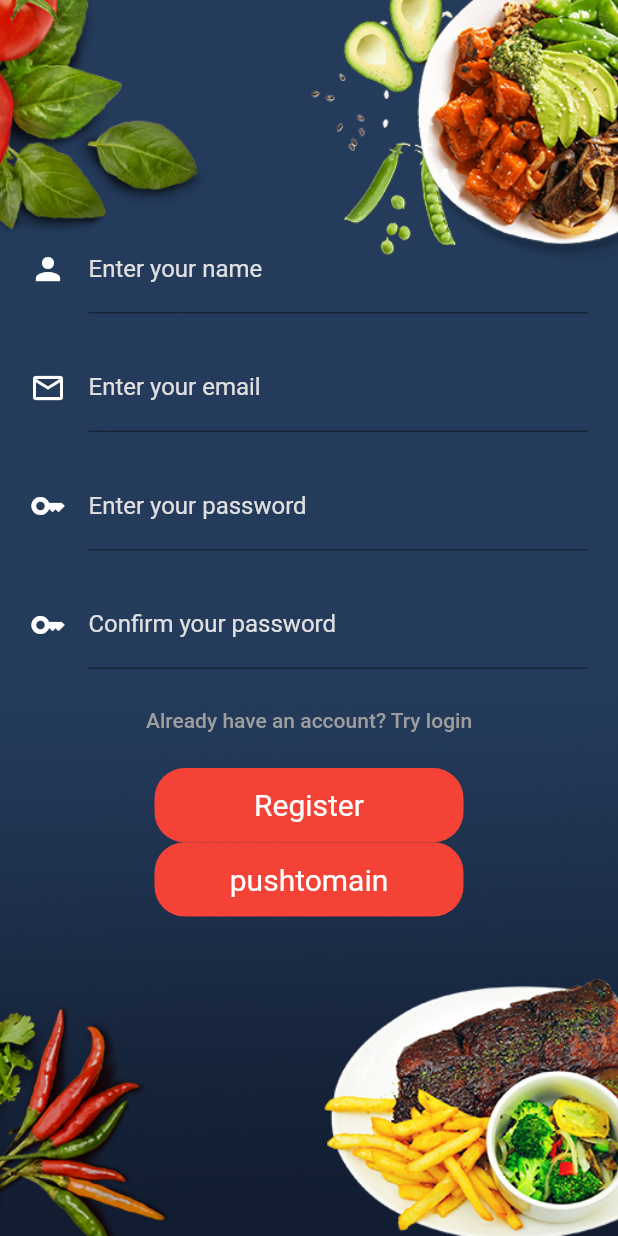
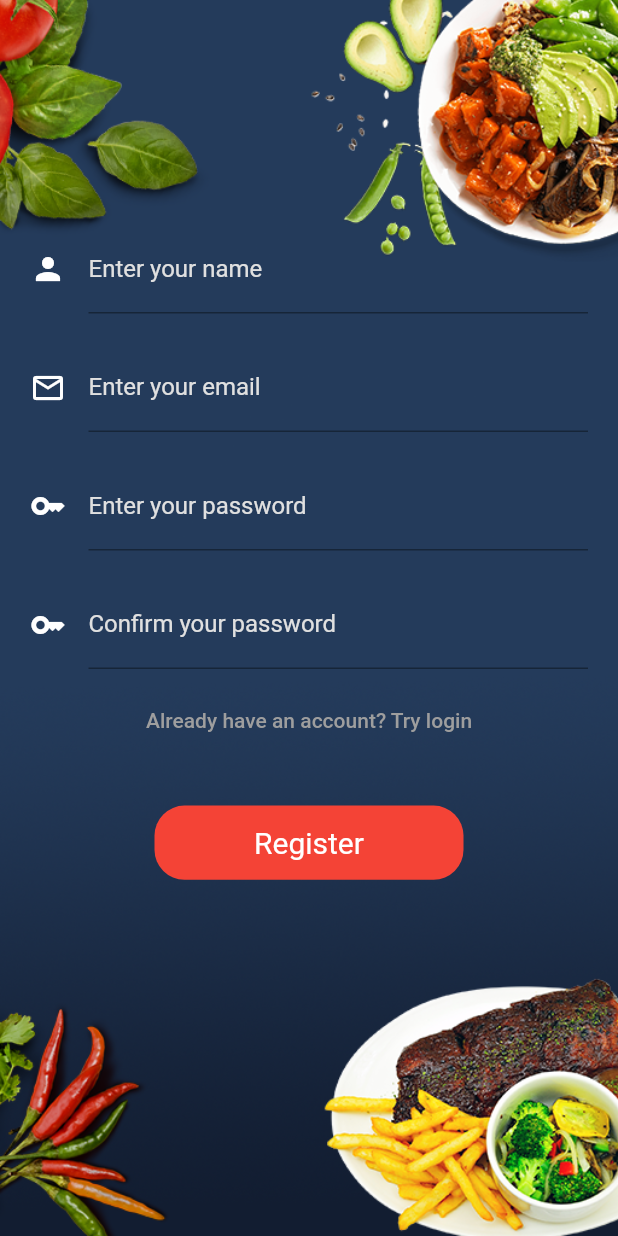
Before and after one commit to MarekRudzki/CookBook, a Flutter app: the screen it shows after launch, after a tap on "Register", on a phone screen of 412 x 824 dp. Run offline on Flutter 3.47's test engine with Material 2 defaults, Android fonts, the light colour scheme and no system bars; our stand-ins replace bottom_navy_bar, firebase_auth, firebase_core, flutter_bloc, google_fonts; accounts and stored records are empty.

Commit message:
Adjust login screen

```diff
--- a/lib/screens/login_screen/cubit/login_screen_cubit.dart
+++ b/lib/screens/login_screen/cubit/login_screen_cubit.dart
@@ -12,7 +12,7 @@ class LoginScreenCubit extends Cubit<LoginScreenState> {
             isLoading: false,
           ),
         );
-  Future<void> switchToRegister() async {
+  Future<void> switchLoginRegister() async {
     emit(
       LoginScreenState(
           email: '',
--- a/lib/screens/login_screen/login_screen.dart
+++ b/lib/screens/login_screen/login_screen.dart
@@ -1,12 +1,11 @@
+import '../../widgets/login_action_button.dart';
+import '../../widgets/login_text_input_field.dart';
 import '../login_screen/cubit/login_screen_cubit.dart';
 import '../main_screen/main_screen.dart';
 
 import 'package:flutter/material.dart';
 import 'package:flutter_bloc/flutter_bloc.dart';
 import 'package:firebase_auth/firebase_auth.dart';
-
-import '/widgets/login_action_button.dart';
-import '/widgets/login_text_input_field.dart';
 
 class LoginScreen extends StatelessWidget {
   LoginScreen({super.key});
@@ -25,28 +24,48 @@ class LoginScreen extends StatelessWidget {
   }
 
   void showErrorDialog(BuildContext context, String errorText) {
+    ScaffoldMessenger.of(context).clearSnackBars();
     ScaffoldMessenger.of(context).showSnackBar(
       SnackBar(
-        content: Text(errorText),
+        content: Text(errorText, textAlign: TextAlign.center),
         behavior: SnackBarBehavior.floating,
         backgroundColor: Colors.red,
+        margin: const EdgeInsets.symmetric(horizontal: 50, vertical: 10),
+        shape: RoundedRectangleBorder(
+          borderRadius: BorderRadius.circular(18),
+        ),
       ),
     );
   }
 
-  void logIn(BuildContext context, Future<void> switchLoading,
-      [bool mounted = true]) async {
+  void loadingSpinner(BuildContext context) {
+    var loginCubit = BlocProvider.of<LoginScreenCubit>(context);
+    loginCubit.switchLoading();
+    loginCubit.state.isLoading
+        ? showDialog(
+            context: context,
+            builder: (context) {
+              return const Center(child: CircularProgressIndicator());
+            },
+          )
+        : Navigator.of(context).pop();
+  }
+
+  void logIn(BuildContext context, [bool mounted = true]) async {
     String email = _emailController.text.trim();
     String password = _passwordController.text.trim();
 
-    if (email.isNotEmpty && password.isNotEmpty) {
+    if (email.isEmpty || password.isEmpty) {
+      showErrorDialog(context, 'Email or password field is empty');
+      return;
+    }
+
     try {
-        switchLoading;
+      loadingSpinner(context);
       await FirebaseAuth.instance.signInWithEmailAndPassword(
         email: email,
         password: password,
       );
-        switchLoading;
     } on FirebaseAuthException catch (e) {
       if (e.code == 'network-request-failed') {
         showErrorDialog(context, 'No Internet connection');
@@ -63,11 +82,11 @@ class LoginScreen extends StatelessWidget {
         return showErrorDialog(context, 'Unknown error');
       }
       return;
+    } finally {
+      loadingSpinner(context);
+      FocusManager.instance.primaryFocus?.unfocus();
     }
-    } else {
-      showErrorDialog(context, 'Email or password field is empty');
-      return;
-    }
+
     _emailController.clear();
     _passwordController.clear();
 
@@ -95,58 +114,36 @@ class LoginScreen extends StatelessWidget {
                     image: AssetImage('assets/background_login.png'),
                     fit: BoxFit.cover),
               ),
-              child: Column(
+              child: loginCubit.state.isCreatingAccount
+                  ? registerView(context)
+                  : loginView(context),
+            ),
+          ),
+        );
+      },
+    );
+  }
+
+  loginView(BuildContext context) {
+    var loginCubit = BlocProvider.of<LoginScreenCubit>(context);
+    return Column(
       children: [
         SizedBox(
-                    height: loginCubit.state.isCreatingAccount
-                        ? MediaQuery.of(context).size.height * 0.17
-                        : MediaQuery.of(context).size.height * 0.25,
+          height: MediaQuery.of(context).size.height * 0.25,
         ),
-                  loginCubit.state.isCreatingAccount
-                      ? LoginTextInputField(
-                          controller: _nameController,
-                          labelText: 'Enter your name',
-                          obscure: false,
-                          inputAction: TextInputAction.next,
-                          icon: Icons.person,
-                        )
-                      : const SizedBox.shrink(),
         LoginTextInputField(
           controller: _emailController,
           labelText: 'Enter your email',
-                    obscure: false,
-                    inputAction: TextInputAction.next,
           icon: Icons.email_outlined,
         ),
         LoginTextInputField(
           controller: _passwordController,
           labelText: 'Enter your password',
           obscure: true,
-                    inputAction: loginCubit.state.isCreatingAccount
-                        ? TextInputAction.next
-                        : TextInputAction.done,
-                    icon: Icons.key,
-                  ),
-                  !loginCubit.state.isCreatingAccount
-                      ? const SizedBox.shrink()
-                      : LoginTextInputField(
-                          controller: _confirmedPasswordController,
-                          labelText: 'Confirm your password',
-                          obscure: true,
           inputAction: TextInputAction.done,
           icon: Icons.key,
         ),
-                  loginCubit.state.isCreatingAccount
-                      ? TextButton(
-                          onPressed: () {
-                            loginCubit.switchToRegister();
-                          },
-                          child: Text(
-                            'Already have an account? Try login',
-                            style: TextStyle(color: Colors.grey.shade500),
-                          ),
-                        )
-                      : TextButton(
+        TextButton(
           onPressed: null,
           child: Text(
             'Forgot your password?',
@@ -154,38 +151,80 @@ class LoginScreen extends StatelessWidget {
             style: TextStyle(color: Colors.grey.shade500),
           ),
         ),
-                  loginCubit.state.isCreatingAccount
-                      ? const SizedBox.shrink()
-                      : const SizedBox(
+        ActionButton(
+          text: 'Login',
+          context: context,
+          onTap: () {
+            logIn(context);
+          },
+        ),
+        const SizedBox(
+          height: 15,
+        ),
+        ActionButton(
+          text: 'Register',
+          context: context,
+          onTap: () {
+            loginCubit.switchLoginRegister();
+          },
+        ),
+      ],
+    );
+  }
+
+  registerView(BuildContext context) {
+    var loginCubit = BlocProvider.of<LoginScreenCubit>(context);
+    return Column(
+      children: [
+        SizedBox(
+          height: MediaQuery.of(context).size.height * 0.17,
+        ),
+        LoginTextInputField(
+          controller: _nameController,
+          labelText: 'Enter your name',
+          icon: Icons.person,
+        ),
+        LoginTextInputField(
+          controller: _emailController,
+          labelText: 'Enter your email',
+          icon: Icons.email_outlined,
+        ),
+        LoginTextInputField(
+          controller: _passwordController,
+          labelText: 'Enter your password',
+          obscure: true,
+          icon: Icons.key,
+        ),
+        LoginTextInputField(
+          controller: _confirmedPasswordController,
+          labelText: 'Confirm your password',
+          obscure: true,
+          inputAction: TextInputAction.done,
+          icon: Icons.key,
+        ),
+        TextButton(
+          onPressed: () {
+            loginCubit.switchLoginRegister();
+          },
+          child: Text(
+            'Already have an account? Try login',
+            style: TextStyle(color: Colors.grey.shade500),
+          ),
+        ),
+        const SizedBox(
           height: 25,
         ),
-                  loginCubit.state.isCreatingAccount
-                      ? const SizedBox.shrink()
-                      : ActionButton(
-                          text: 'Login',
-                          onTap: () {
-                            logIn(
-                              context,
-                              loginCubit.switchLoading(),
-                            );
-                          }),
-                  loginCubit.state.isCreatingAccount
-                      ? const SizedBox(height: 8)
-                      : const SizedBox(
-                          height: 15,
-                        ),
-                  loginCubit.state.isCreatingAccount
-                      ? ActionButton(
+        const SizedBox(height: 8),
+        ActionButton(
           text: 'Register',
+          context: context,
           onTap: () async {
             if (_emailController.text.contains('@') &&
                 _emailController.text.length > 5 &&
                 _passwordController.text.isNotEmpty &&
-                                _passwordController.text ==
-                                    _confirmedPasswordController.text) {
+                _passwordController.text == _confirmedPasswordController.text) {
               try {
-                                await FirebaseAuth.instance
-                                    .createUserWithEmailAndPassword(
+                await FirebaseAuth.instance.createUserWithEmailAndPassword(
                     email: _emailController.text,
                     password: _passwordController.text);
                 //TODO add to local storage username
@@ -194,29 +233,8 @@ class LoginScreen extends StatelessWidget {
               }
             }
           },
-                        )
-                      : ActionButton(
-                          text: 'Register',
-                          onTap: () {
-                            loginCubit.switchToRegister();
-                          }),
-                  ActionButton(
-                    text: 'pushtomain',
-                    onTap: () {
-                      Navigator.push(
-                        context,
-                        MaterialPageRoute(
-                          builder: (context) => const MainScreen(),
         ),
-                      );
-                    },
-                  )
       ],
-              ),
-            ),
-          ),
-        );
-      },
     );
   }
 }
--- a/lib/widgets/login_action_button.dart
+++ b/lib/widgets/login_action_button.dart
@@ -1,11 +1,16 @@
 import 'package:flutter/material.dart';
 
 class ActionButton extends StatelessWidget {
-  const ActionButton({Key? key, required this.text, required this.onTap})
+  const ActionButton(
+      {Key? key,
+      required this.text,
+      required this.onTap,
+      required this.context})
       : super(key: key);
 
   final String text;
   final Function() onTap;
+  final BuildContext context;
 
   @override
   Widget build(BuildContext context) {
--- a/lib/widgets/login_text_input_field.dart
+++ b/lib/widgets/login_text_input_field.dart
@@ -5,9 +5,9 @@ class LoginTextInputField extends StatelessWidget {
     Key? key,
     required this.controller,
     required this.labelText,
-    required this.obscure,
+    this.obscure = false,
     required this.icon,
-    required this.inputAction,
+    this.inputAction = TextInputAction.next,
   }) : super(key: key);
 
   final TextEditingController controller;
```
Lines whose indentation alone changed are shown as unchanged.
